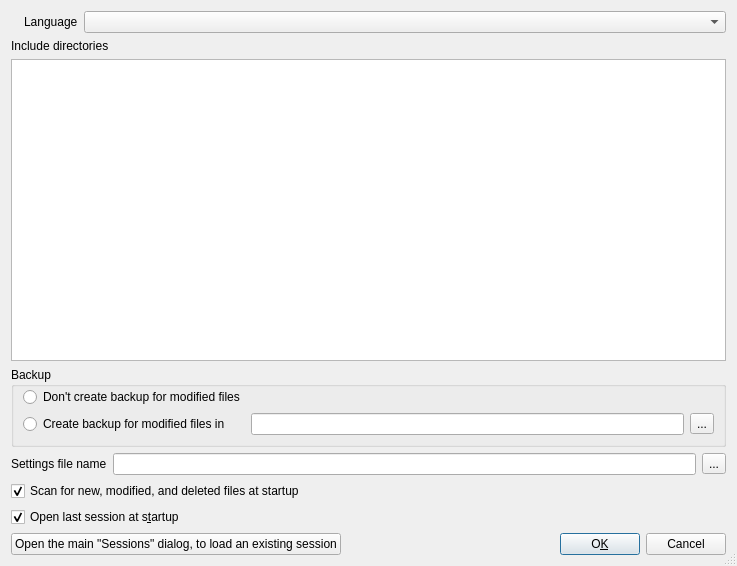
Before: the Qt Designer form mp3diags/src/SessionEditor.ui in frispete/mp3diags, drawn with Qt 5.
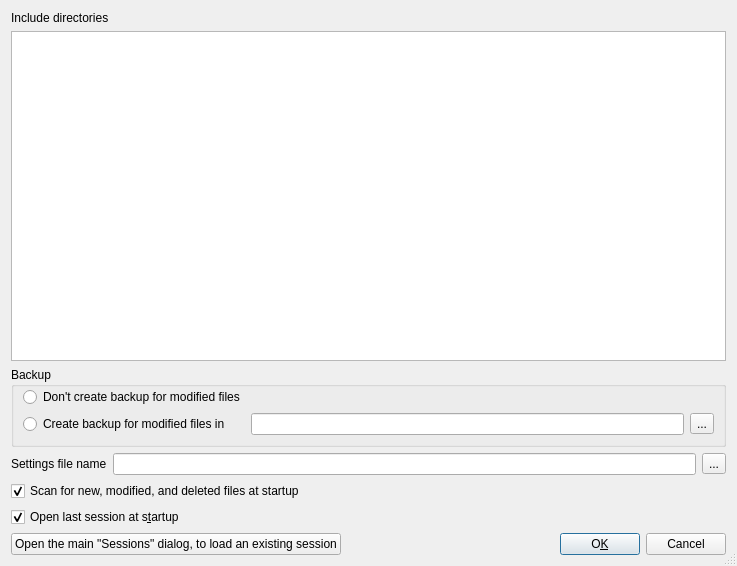
After: the same form once the commit is applied. Icons and pictures are not drawn.

What changed in the file:
```diff
--- a/mp3diags/src/SessionEditor.ui
+++ b/mp3diags/src/SessionEditor.ui
@@ -18,53 +18,8 @@
   </property>
   <layout class="QVBoxLayout">
    <item>
-    <widget class="QWidget" name="widget" native="true">
-     <layout class="QHBoxLayout" name="horizontalLayout">
-      <property name="margin">
-       <number>0</number>
-      </property>
-      <item>
-       <widget class="QLabel" name="m_pFlagIconL">
-        <property name="maximumSize">
-         <size>
-          <width>75</width>
-          <height>45</height>
-         </size>
-        </property>
-        <property name="text">
-         <string/>
-        </property>
-        <property name="pixmap">
-         <pixmap resource="Mp3Diags.qrc">:/images/preferences-desktop-locale.svg</pixmap>
-        </property>
-        <property name="scaledContents">
-         <bool>true</bool>
-        </property>
-       </widget>
-      </item>
-      <item>
-       <widget class="QLabel" name="label_40">
-        <property name="text">
-         <string>Language</string>
-        </property>
-       </widget>
-      </item>
-      <item>
-       <widget class="QComboBox" name="m_pTranslationCbB">
-        <property name="sizePolicy">
-         <sizepolicy hsizetype="MinimumExpanding" vsizetype="Fixed">
-          <horstretch>0</horstretch>
-          <verstretch>0</verstretch>
-         </sizepolicy>
-        </property>
-       </widget>
-      </item>
-     </layout>
-    </widget>
-   </item>
-   <item>
-    <widget class="QLabel" name="label">
-     <property name="text">
+    <widget class="QLabel" name="label" >
+     <property name="text" >
       <string>Include directories</string>
      </property>
     </widget>
```
Left out of the diff: 99 changed lines with no effect on the pictures.
